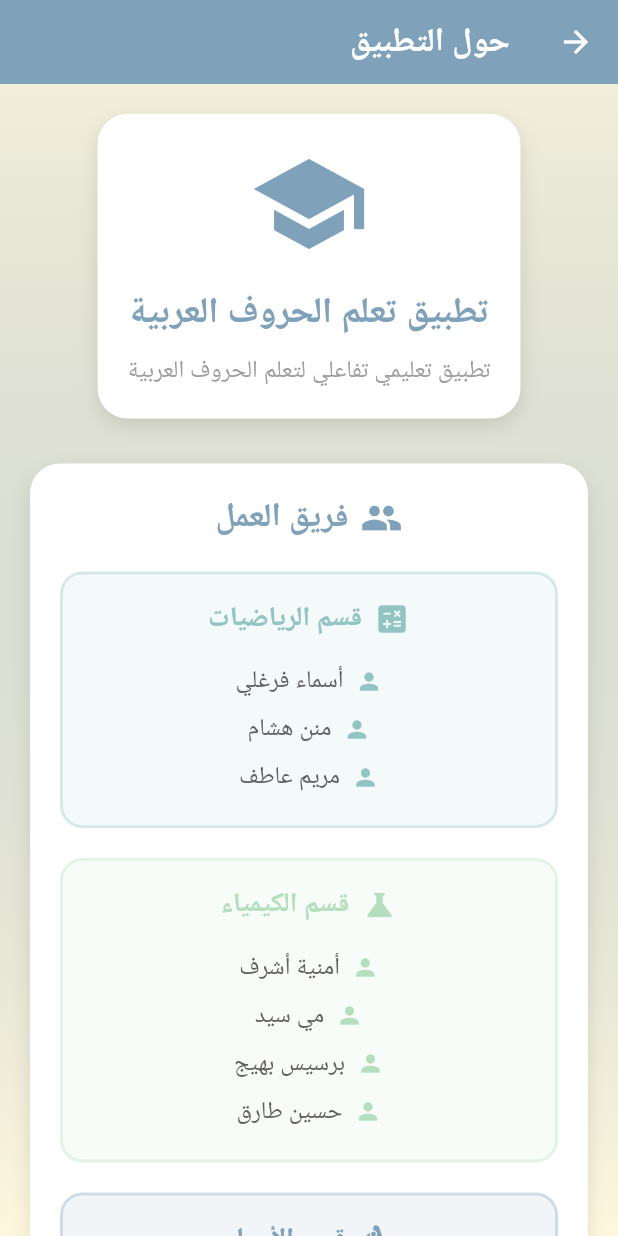
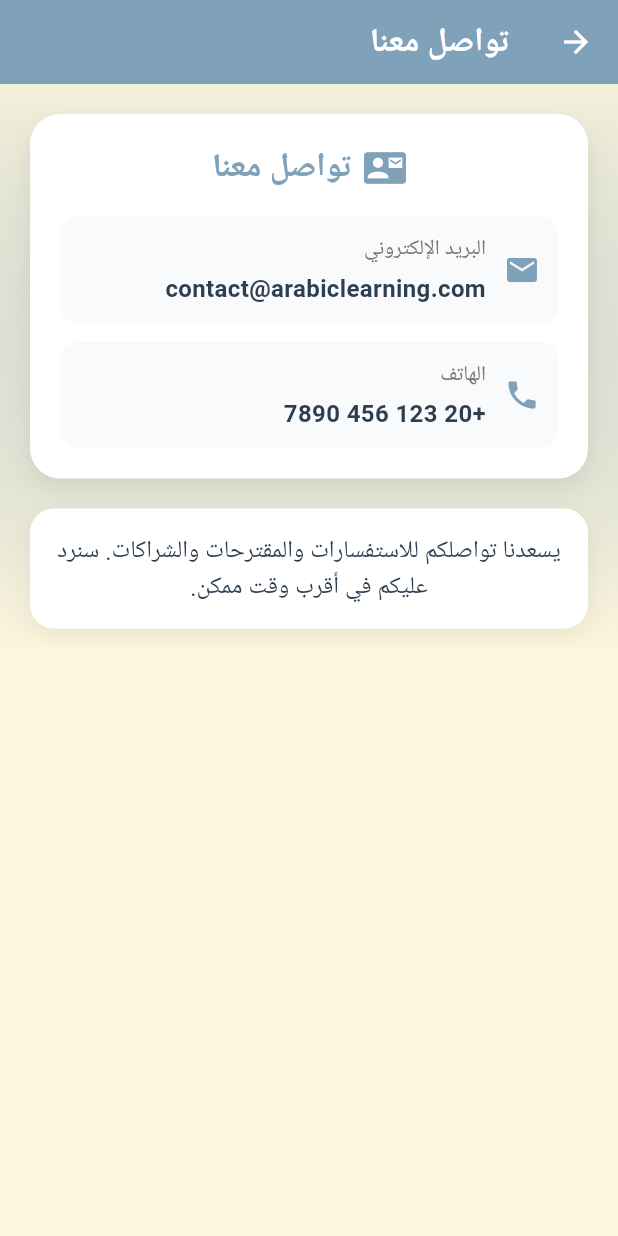
Before and after one commit to RamadanMohamed11/Arabic-Learning-App, a Flutter app: the LevelsSelectionView screen opened by its route, after a tap on the "menu" icon, after a tap on "تواصل معنا", on a phone screen of 412 x 824 dp. Run offline on Flutter 3.47's test engine with Material 3 defaults, Android fonts, the phone set to English and light mode, and no system bars; our stand-ins replace flutter_svg, flutter_tts, go_router, path_drawing, shared_preferences, speech_to_text; missing offline and left inert: path_parsing, syncfusion_flutter_signaturepad; accounts and stored records are empty.

Commit message:
edit drawer and create ContactUsView

```diff
--- a/lib/core/utils/app_router.dart
+++ b/lib/core/utils/app_router.dart
@@ -6,6 +6,7 @@ import 'package:arabic_learning_app/features/placement_test/presentation/views/p
 import 'package:arabic_learning_app/features/levels/presentation/views/levels_selection_view.dart';
 import 'package:arabic_learning_app/features/about/presentation/views/about_view.dart';
 import 'package:arabic_learning_app/features/about/presentation/views/app_info_view.dart';
+import 'package:arabic_learning_app/features/about/presentation/views/contact_us_view.dart';
 import 'package:arabic_learning_app/features/welcome/presentation/views/welcome_screen_view.dart';
 import 'package:arabic_learning_app/core/services/user_progress_service.dart';
 import 'package:arabic_learning_app/core/utils/page_transitions.dart';
@@ -21,6 +22,7 @@ abstract class AppRouter {
   static const String kLetterTracingView = '/letter_tracing_view';
   static const String kAboutView = '/about';
   static const String kAppInfoView = '/app_info';
+  static const String kContactUsView = '/contact_us';
 
   static final GoRouter routes = GoRouter(
     initialLocation: kWelcomeScreenView,
@@ -111,6 +113,13 @@ abstract class AppRouter {
           state: state,
         ),
       ),
+      GoRoute(
+        path: kContactUsView,
+        pageBuilder: (context, state) => PageTransitions.fade(
+          child: const ContactUsView(),
+          state: state,
+        ),
+      ),
     ],
   );
 }
--- a/lib/features/about/presentation/views/about_view.dart
+++ b/lib/features/about/presentation/views/about_view.dart
@@ -8,11 +8,12 @@ class AboutView extends StatelessWidget {
   Widget build(BuildContext context) {
     return Scaffold(
       appBar: AppBar(
-        title: const Text(
-          'حول التطبيق',
-          style: TextStyle(
-            fontWeight: FontWeight.bold,
-            color: Colors.white,
+        centerTitle: true,
+        title: FittedBox(
+          fit: BoxFit.scaleDown,
+          child: const Text(
+            'فريق العمل وأصحاب الفكرة',
+            style: TextStyle(fontWeight: FontWeight.bold, color: Colors.white),
           ),
         ),
         backgroundColor: AppColors.primary,
@@ -24,10 +25,7 @@ class AboutView extends StatelessWidget {
           gradient: LinearGradient(
             begin: Alignment.topCenter,
             end: Alignment.bottomCenter,
-            colors: [
-              AppColors.primary.withOpacity(0.1),
-              AppColors.background,
-            ],
+            colors: [AppColors.primary.withOpacity(0.1), AppColors.background],
           ),
         ),
         child: SafeArea(
@@ -144,57 +142,6 @@ class AboutView extends StatelessWidget {
 
                 const SizedBox(height: 30),
 
-                // Contact Us Section
-                Container(
-                  padding: const EdgeInsets.all(20),
-                  decoration: BoxDecoration(
-                    color: Colors.white,
-                    borderRadius: BorderRadius.circular(20),
-                    boxShadow: [
-                      BoxShadow(
-                        color: Colors.black.withOpacity(0.1),
-                        blurRadius: 10,
-                        offset: const Offset(0, 5),
-                      ),
-                    ],
-                  ),
-                  child: Column(
-                    children: [
-                      const Row(
-                        mainAxisAlignment: MainAxisAlignment.center,
-                        children: [
-                          Icon(
-                            Icons.contact_mail,
-                            color: AppColors.primary,
-                            size: 28,
-                          ),
-                          SizedBox(width: 8),
-                          Text(
-                            'تواصل معنا',
-                            style: TextStyle(
-                              fontSize: 22,
-                              fontWeight: FontWeight.bold,
-                              color: AppColors.primary,
-                            ),
-                          ),
-                        ],
-                      ),
-                      const SizedBox(height: 16),
-                      _buildContactItem(
-                        Icons.email,
-                        'البريد الإلكتروني',
-                        'contact@arabiclearning.com',
-                      ),
-                      const SizedBox(height: 12),
-                      _buildContactItem(
-                        Icons.phone,
-                        'الهاتف',
-                        '+20 123 456 7890',
-                      ),
-                    ],
-                  ),
-                ),
-
                 const SizedBox(height: 30),
 
                 // Footer
@@ -291,43 +238,4 @@ class AboutView extends StatelessWidget {
     );
   }
 
-  Widget _buildContactItem(IconData icon, String label, String value) {
-    return Container(
-      padding: const EdgeInsets.all(12),
-      decoration: BoxDecoration(
-        color: AppColors.primary.withOpacity(0.05),
-        borderRadius: BorderRadius.circular(12),
-      ),
-      child: Row(
-        children: [
-          Icon(icon, color: AppColors.primary, size: 24),
-          const SizedBox(width: 12),
-          Expanded(
-            child: Column(
-              crossAxisAlignment: CrossAxisAlignment.start,
-              children: [
-                Text(
-                  label,
-                  style: TextStyle(
-                    fontSize: 14,
-                    color: Colors.grey.shade600,
-                    fontWeight: FontWeight.w500,
-                  ),
-                ),
-                const SizedBox(height: 4),
-                Text(
-                  value,
-                  style: const TextStyle(
-                    fontSize: 16,
-                    color: AppColors.textPrimary,
-                    fontWeight: FontWeight.w600,
-                  ),
-                ),
-              ],
-            ),
-          ),
-        ],
-      ),
-    );
-  }
 }
--- a/lib/features/about/presentation/views/app_info_view.dart
+++ b/lib/features/about/presentation/views/app_info_view.dart
@@ -8,12 +8,10 @@ class AppInfoView extends StatelessWidget {
   Widget build(BuildContext context) {
     return Scaffold(
       appBar: AppBar(
+        centerTitle: true,
         title: const Text(
           'معلومات عن التطبيق',
-          style: TextStyle(
-            fontWeight: FontWeight.bold,
-            color: Colors.white,
-          ),
+          style: TextStyle(fontWeight: FontWeight.bold, color: Colors.white),
         ),
         backgroundColor: AppColors.primary,
         elevation: 0,
@@ -24,10 +22,7 @@ class AppInfoView extends StatelessWidget {
           gradient: LinearGradient(
             begin: Alignment.topCenter,
             end: Alignment.bottomCenter,
-            colors: [
-              AppColors.primary.withOpacity(0.08),
-              AppColors.background,
-            ],
+            colors: [AppColors.primary.withOpacity(0.08), AppColors.background],
           ),
         ),
         child: SafeArea(
@@ -51,7 +46,11 @@ class AppInfoView extends StatelessWidget {
                   ),
                   child: Column(
                     children: [
-                      const Icon(Icons.menu_book_rounded, size: 72, color: AppColors.primary),
+                      const Icon(
+                        Icons.menu_book_rounded,
+                        size: 72,
+                        color: AppColors.primary,
+                      ),
                       const SizedBox(height: 12),
                       const Text(
                         'تطبيق تعلم الحروف العربية',
@@ -66,7 +65,10 @@ class AppInfoView extends StatelessWidget {
                       Text(
                         'تطبيق تفاعلي ممتع لتعلم الحروف العربية للأطفال والمبتدئين،'
                         ' مع أنشطة وتمارين صوتية وبصرية وتقدم تدريجي.',
-                        style: TextStyle(fontSize: 16, color: Colors.grey.shade700),
+                        style: TextStyle(
+                          fontSize: 16,
+                          color: Colors.grey.shade700,
+                        ),
                         textAlign: TextAlign.center,
                       ),
                     ],
@@ -80,15 +82,30 @@ class AppInfoView extends StatelessWidget {
                   title: 'الميزات الرئيسية',
                   child: Column(
                     children: const [
-                      _FeatureRow(icon: Icons.record_voice_over, text: 'نطق الحروف والكلمات بالصوت'),
+                      _FeatureRow(
+                        icon: Icons.record_voice_over,
+                        text: 'نطق الحروف والكلمات بالصوت',
+                      ),
                       SizedBox(height: 10),
-                      _FeatureRow(icon: Icons.draw_rounded, text: 'تتبع الحروف ورسمها تلقائياً'),
+                      _FeatureRow(
+                        icon: Icons.draw_rounded,
+                        text: 'تتبع الحروف ورسمها تلقائياً',
+                      ),
                       SizedBox(height: 10),
-                      _FeatureRow(icon: Icons.quiz_outlined, text: 'اختبارات مراجعة بعد كل مجموعة'),
+                      _FeatureRow(
+                        icon: Icons.quiz_outlined,
+                        text: 'اختبارات مراجعة بعد كل مجموعة',
+                      ),
                       SizedBox(height: 10),
-                      _FeatureRow(icon: Icons.lock_open, text: 'نظام فتح تدريجي للحروف'),
+                      _FeatureRow(
+                        icon: Icons.lock_open,
+                        text: 'نظام فتح تدريجي للحروف',
+                      ),
                       SizedBox(height: 10),
-                      _FeatureRow(icon: Icons.bar_chart_rounded, text: 'شريط تقدم يعكس إنجازك'),
+                      _FeatureRow(
+                        icon: Icons.bar_chart_rounded,
+                        text: 'شريط تقدم يعكس إنجازك',
+                      ),
                     ],
                   ),
                 ),
@@ -118,7 +135,10 @@ class AppInfoView extends StatelessWidget {
                   child: const Text(
                     'هدفنا تسهيل تعلم اللغة العربية بطريقة تفاعلية مبسطة تناسب الأطفال والمبتدئين،'
                     ' مع التركيز على المرح والتدرج وتحقيق الإنجاز.',
-                    style: TextStyle(fontSize: 16, color: AppColors.textPrimary),
+                    style: TextStyle(
+                      fontSize: 16,
+                      color: AppColors.textPrimary,
+                    ),
                     textAlign: TextAlign.center,
                   ),
                 ),
@@ -200,7 +220,10 @@ class _Bullet extends StatelessWidget {
   Widget build(BuildContext context) {
     return Row(
       children: [
-        const Text('• ', style: TextStyle(fontSize: 18, color: AppColors.textPrimary)),
+        const Text(
+          '• ',
+          style: TextStyle(fontSize: 18, color: AppColors.textPrimary),
+        ),
         Expanded(
           child: Text(
             text,
--- /dev/null
+++ b/lib/features/about/presentation/views/contact_us_view.dart
@@ -0,0 +1,163 @@
+import 'package:flutter/material.dart';
+import 'package:arabic_learning_app/core/utils/app_colors.dart';
+
+class ContactUsView extends StatelessWidget {
+  const ContactUsView({super.key});
+
+  @override
+  Widget build(BuildContext context) {
+    return Scaffold(
+      appBar: AppBar(
+        title: const Text(
+          'تواصل معنا',
+          style: TextStyle(
+            fontWeight: FontWeight.bold,
+            color: Colors.white,
+          ),
+        ),
+        backgroundColor: AppColors.primary,
+        elevation: 0,
+        iconTheme: const IconThemeData(color: Colors.white),
+      ),
+      body: Container(
+        decoration: BoxDecoration(
+          gradient: LinearGradient(
+            begin: Alignment.topCenter,
+            end: Alignment.bottomCenter,
+            colors: [
+              AppColors.primary.withOpacity(0.08),
+              AppColors.background,
+            ],
+          ),
+        ),
+        child: SafeArea(
+          child: SingleChildScrollView(
+            padding: const EdgeInsets.all(20),
+            child: Column(
+              children: [
+                // Contact Card
+                Container(
+                  padding: const EdgeInsets.all(20),
+                  decoration: BoxDecoration(
+                    color: Colors.white,
+                    borderRadius: BorderRadius.circular(20),
+                    boxShadow: [
+                      BoxShadow(
+                        color: Colors.black.withOpacity(0.08),
+                        blurRadius: 14,
+                        offset: const Offset(0, 6),
+                      ),
+                    ],
+                  ),
+                  child: Column(
+                    children: [
+                      const Row(
+                        mainAxisAlignment: MainAxisAlignment.center,
+                        children: [
+                          Icon(Icons.contact_mail, color: AppColors.primary, size: 28),
+                          SizedBox(width: 8),
+                          Text(
+                            'تواصل معنا',
+                            style: TextStyle(
+                              fontSize: 22,
+                              fontWeight: FontWeight.bold,
+                              color: AppColors.primary,
+                            ),
+                          ),
+                        ],
+                      ),
+                      const SizedBox(height: 16),
+                      _ContactItem(
+                        icon: Icons.email,
+                        label: 'البريد الإلكتروني',
+                        value: 'contact@arabiclearning.com',
+                      ),
+                      const SizedBox(height: 12),
+                      _ContactItem(
+                        icon: Icons.phone,
+                        label: 'الهاتف',
+                        value: '+20 123 456 7890',
+                      ),
+                    ],
+                  ),
+                ),
+
+                const SizedBox(height: 20),
+
+                // Note / Help
+                Container(
+                  width: double.infinity,
+                  padding: const EdgeInsets.all(16),
+                  decoration: BoxDecoration(
+                    color: Colors.white,
+                    borderRadius: BorderRadius.circular(16),
+                    boxShadow: [
+                      BoxShadow(
+                        color: Colors.black.withOpacity(0.06),
+                        blurRadius: 12,
+                        offset: const Offset(0, 5),
+                      ),
+                    ],
+                  ),
+                  child: const Text(
+                    'يسعدنا تواصلكم للاستفسارات والمقترحات والشراكات. سنرد عليكم في أقرب وقت ممكن.',
+                    style: TextStyle(fontSize: 16, color: AppColors.textPrimary),
+                    textAlign: TextAlign.center,
+                  ),
+                ),
+              ],
+            ),
+          ),
+        ),
+      ),
+    );
+  }
+}
+
+class _ContactItem extends StatelessWidget {
+  final IconData icon;
+  final String label;
+  final String value;
+  const _ContactItem({required this.icon, required this.label, required this.value});
+
+  @override
+  Widget build(BuildContext context) {
+    return Container(
+      padding: const EdgeInsets.all(12),
+      decoration: BoxDecoration(
+        color: AppColors.primary.withOpacity(0.05),
+        borderRadius: BorderRadius.circular(12),
+      ),
+      child: Row(
+        children: [
+          Icon(icon, color: AppColors.primary, size: 24),
+          const SizedBox(width: 12),
+          Expanded(
+            child: Column(
+              crossAxisAlignment: CrossAxisAlignment.start,
+              children: [
+                Text(
+                  label,
+                  style: TextStyle(
+                    fontSize: 14,
+                    color: Colors.grey.shade600,
+                    fontWeight: FontWeight.w500,
+                  ),
+                ),
+                const SizedBox(height: 4),
+                Text(
+                  value,
+                  style: const TextStyle(
+                    fontSize: 16,
+                    color: AppColors.textPrimary,
+                    fontWeight: FontWeight.w600,
+                  ),
+                ),
+              ],
+            ),
+          ),
+        ],
+      ),
+    );
+  }
+}
--- a/lib/features/level_one/presentation/views/level_one_view.dart
+++ b/lib/features/level_one/presentation/views/level_one_view.dart
@@ -489,7 +489,7 @@ class _LevelOneViewState extends State<LevelOneView> {
                 ),
                 onTap: () {
                   Navigator.pop(context);
-                  context.push(AppRouter.kAboutView);
+                  context.push(AppRouter.kContactUsView);
                 },
               ),
             ],
--- a/lib/features/levels/presentation/views/levels_selection_view.dart
+++ b/lib/features/levels/presentation/views/levels_selection_view.dart
@@ -267,7 +267,7 @@ class _LevelsSelectionViewState extends State<LevelsSelectionView> {
                 ),
                 onTap: () {
                   Navigator.pop(context);
-                  context.push(AppRouter.kAboutView);
+                  context.push(AppRouter.kContactUsView);
                 },
               ),
             ],
```
